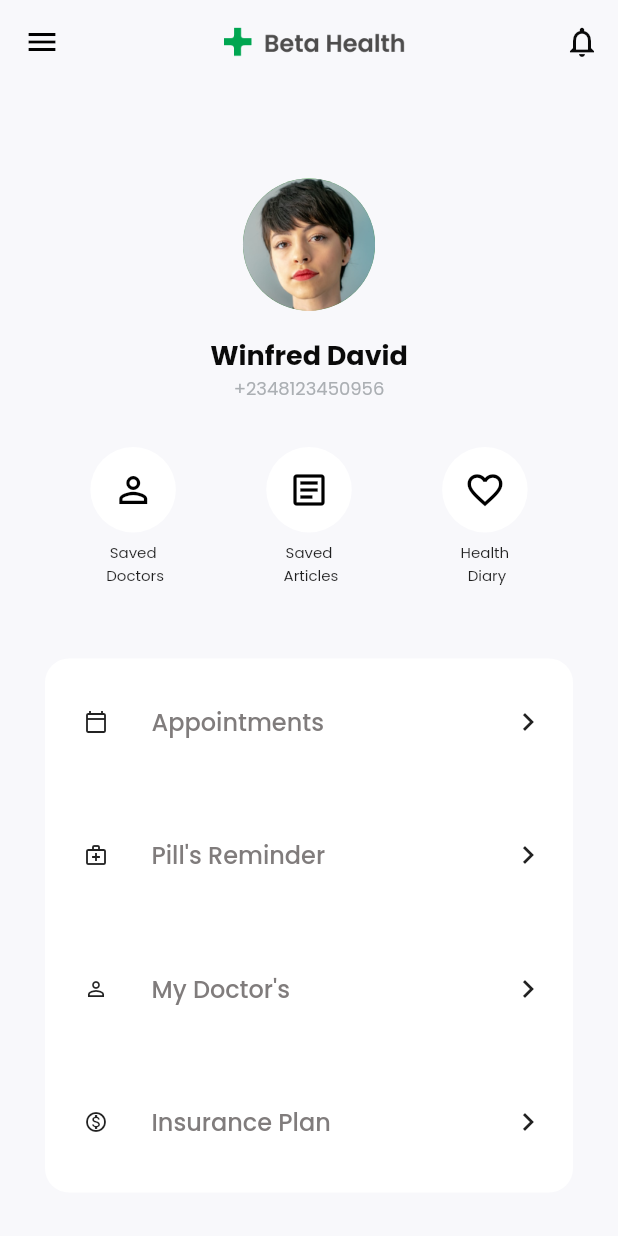
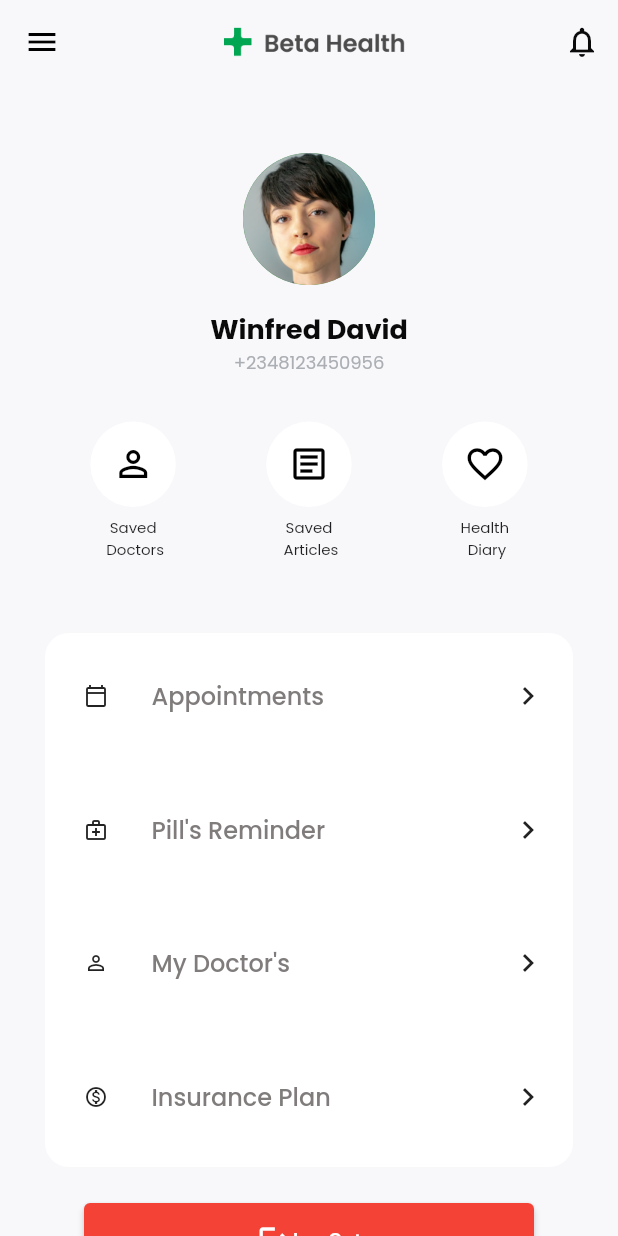
Before and after one commit to ekpess2510/healthapp, a Flutter app: the AccountPage screen opened directly, on a phone screen of 412 x 824 dp. Run offline on Flutter 3.47's test engine with Material 2 defaults, Android fonts, the phone set to English and light mode, and no system bars; our stand-ins replace firebase_auth, firebase_core, flutter_rating, google_fonts, hexcolor, intl_phone_field; accounts and stored records are empty.

Commit message:
otp working

```diff
--- a/lib/ui/account.dart
+++ b/lib/ui/account.dart
@@ -1,12 +1,20 @@
+import 'package:firebase_auth/firebase_auth.dart';
 import 'package:flutter/cupertino.dart';
 import 'package:flutter/material.dart';
 import 'package:google_fonts/google_fonts.dart';
+import 'package:health/widgets/newotp.dart';
 import 'package:hexcolor/hexcolor.dart';
 
-class AccountPage extends StatelessWidget {
+class AccountPage extends StatefulWidget {
   // AccountPage({
   //   required this.img,
   // });
+  @override
+  State<AccountPage> createState() => _AccountPageState();
+}
+
+class _AccountPageState extends State<AccountPage> {
+  final _auth = FirebaseAuth.instance;
   @override
   Widget build(BuildContext context) {
     String img = 'assets/Logo.png';
@@ -571,6 +579,27 @@ class AccountPage extends StatelessWidget {
                       ),
                     ],
                   ),
+                ),
+                SizedBox(
+                  height: 24,
+                ),
+                SizedBox(
+                  width: 300,
+                  height: 50,
+                  child: ElevatedButton(
+                      style: ElevatedButton.styleFrom(primary: Colors.red),
+                      onPressed: () async {
+                        _auth.signOut();
+                        Navigator.pushReplacement(context,
+                            MaterialPageRoute(builder: (context) => NewOtp()));
+                      },
+                      child: Row(
+                        mainAxisAlignment: MainAxisAlignment.center,
+                        children: [
+                          Icon(Icons.logout),
+                          Text('LogOut'),
+                        ],
+                      )),
                 )
               ],
             ),
```
Also changed, not shown: lib/main.dart (+38 -3 lines), lib/widgets/newotp.dart (added, +152 -0 lines), 1 other file.
